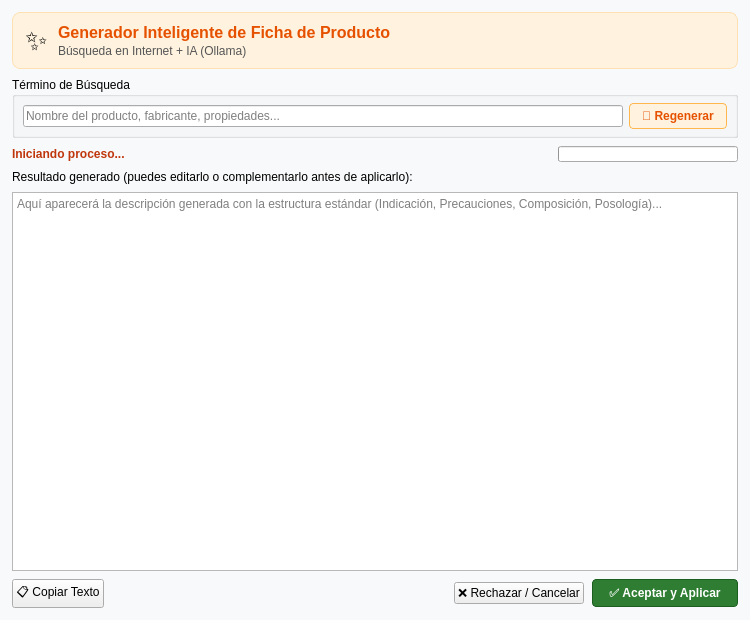
Ladis72/tienda, file dialoggenerardescripcionia.ui: the form before one commit.
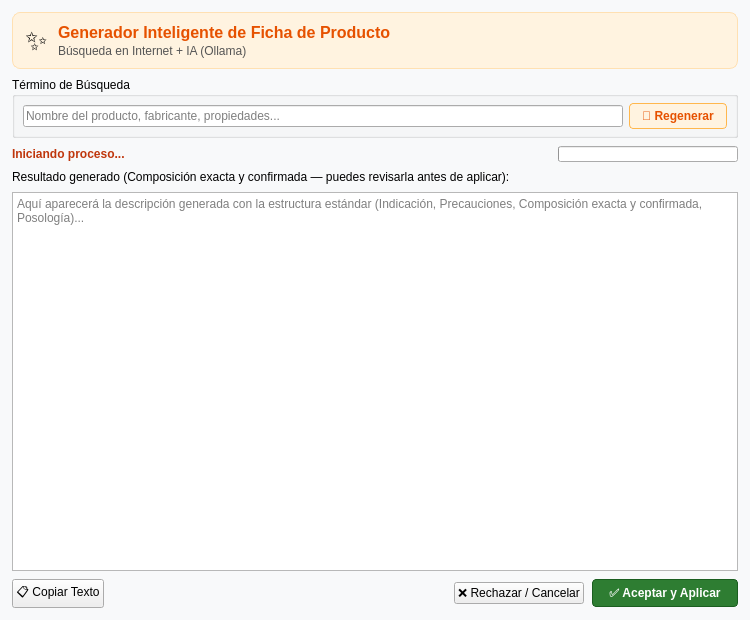
The form after the commit.

Diff of the .ui file:
```diff
--- a/dialoggenerardescripcionia.ui
+++ b/dialoggenerardescripcionia.ui
@@ -230,7 +230,7 @@
    <item>
     <widget class="QLabel" name="labelInstruccionResultado">
      <property name="text">
-      <string>Resultado generado (puedes editarlo o complementarlo antes de aplicarlo):</string>
+       <string>Resultado generado (Composición exacta y confirmada — puedes revisarla antes de aplicar):</string>
      </property>
     </widget>
    </item>
@@ -246,7 +246,7 @@
       <bool>true</bool>
      </property>
      <property name="placeholderText">
-      <string>Aquí aparecerá la descripción generada con la estructura estándar (Indicación, Precauciones, Composición, Posología)...</string>
+       <string>Aquí aparecerá la descripción generada con la estructura estándar (Indicación, Precauciones, Composición exacta y confirmada, Posología)...</string>
      </property>
     </widget>
    </item>
```
Lines whose indentation alone changed are shown as unchanged.
